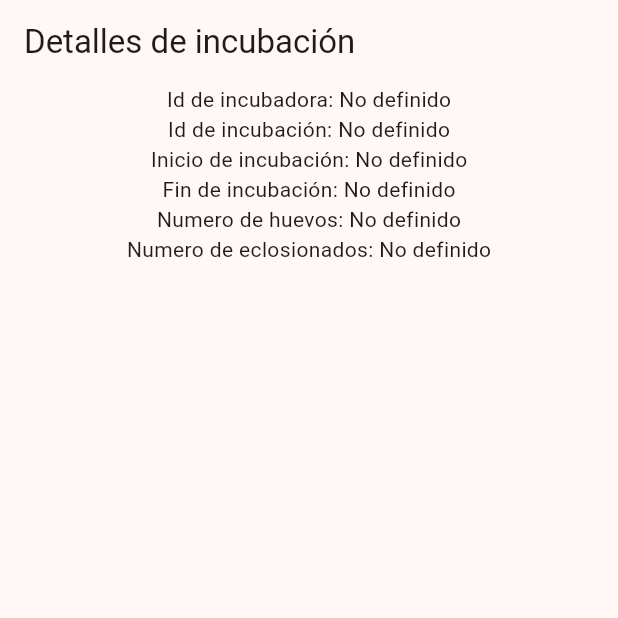
After one commit to DarioSuarezL/app_avicola, a Flutter app: the IncubacionScreen screen opened by its route, on a phone screen of 412 x 824 dp, the top half of it. The commit adds this screen. Run offline on Flutter 3.47's test engine with Material 2 defaults, Android fonts, the light colour scheme and no system bars; our stand-ins replace go_router; missing offline and left inert: dart:ffi; accounts and stored records are empty.

Commit message:
doceavo commit - funciones de incubadora

```diff
--- a/lib/config/router/app_router.dart
+++ b/lib/config/router/app_router.dart
@@ -54,13 +54,6 @@ final appRouter = GoRouter(
       builder: (context, state) => const AvesScreen() ,
     ),
 
-    // Lotes routes
-    GoRoute(
-      name: LotesScreen.routeName,
-      path: '/lotes',
-      builder: (context, state) => const LotesScreen() ,
-    ),
-
     // Alertas routes
     GoRoute(
       name: AlertasScreen.routeName,
@@ -75,6 +68,18 @@ final appRouter = GoRouter(
       builder: (context, state) => const VacunasScreen() ,
     ),
 
+    // Incubadoras routes
+    GoRoute(
+      name: IncubadorasScreen.routeName,
+      path: '/incubadoras',
+      builder: (context, state) => const IncubadorasScreen() ,
+    ),
+    GoRoute(
+      name: IncubacionScreen.routeName,
+      path: '/incubacion',
+      builder: (context, state) => const IncubacionScreen() ,
+    ),
+
   ]
 
 
--- a/lib/presentation/models/api_response.dart
+++ b/lib/presentation/models/api_response.dart
@@ -4,9 +4,12 @@
 
 // import 'dart:convert';
 
+import 'package:app_avicola/presentation/models/incubation.dart';
+import 'package:app_avicola/presentation/models/incubator.dart';
 import 'package:app_avicola/presentation/models/shed.dart';
 import 'package:app_avicola/presentation/models/user.dart';
 import 'package:app_avicola/presentation/models/user_data.dart';
+import 'package:app_avicola/presentation/models/vaccine.dart';
 
 // ApiResponse apiResponseFromJson(String str) => ApiResponse.fromJson(json.decode(str));
 
@@ -18,13 +21,19 @@ class ApiResponse {
     User? user;
     List<UserData>? users; //Lista de usuarios en general
     List<Shed>? sheds; //Lista de galpones
+    List<Vaccine>? vaccines;
+    List<Incubator>? incubators;
+    List<Incubation>? incubations;
 
     ApiResponse({
         required this.status,
         this.msg,
         this.user,
         this.users,
-        this.sheds
+        this.sheds,
+        this.vaccines,
+        this.incubators,
+        this.incubations,
     });
 
 
@@ -64,7 +73,32 @@ class ApiResponse {
     );
 
 
+    // Posibles responses para obtener vacunas (CRUD)
+    factory ApiResponse.vaccinesFromJson(Map<String, dynamic> json) => ApiResponse(
+      status: json["status"],
+      vaccines: List<Vaccine>.from(json["data"].map((x) => Vaccine.fromJson(x))),
+    );
+
+    // Posibles responses para obtener incubadoras
+    factory ApiResponse.incubatorsFromJson(Map<String, dynamic> json) => ApiResponse(
+      status: json["status"],
+      incubators: List<Incubator>.from(json["data"].map((x) => Incubator.fromJson(x))),
+    );
+
+    factory ApiResponse.incubationFromJson(Map<String, dynamic> json) => ApiResponse(
+      status: json["status"],
+      incubations: List<Incubation>.from(json["data"].map((x) => Incubation.fromJson(x))),
+    );
+
+
   // funciones para verificar la condición del response
+  bool hasIncubations() => incubations != null;
+    // retorna true si tiene "incubators"
+  bool hasIncubators() => incubators != null;
+
+    // retorna true si tiene "vaccines"
+  bool hasVaccines() => vaccines != null;
+
     // retorna true si no se trata de response de error
   bool isOK() => status == 0;
 
--- /dev/null
+++ b/lib/presentation/models/incubation.dart
@@ -0,0 +1,49 @@
+// To parse this JSON data, do
+//
+//     final incubation = incubationFromJson(jsonString);
+
+import 'dart:convert';
+
+Incubation incubationFromJson(String str) => Incubation.fromJson(json.decode(str));
+
+String incubationToJson(Incubation data) => json.encode(data.toJson());
+
+class Incubation {
+    int idIncub;
+    String? inicio;
+    String? finalizacion;
+    int? nroHuevos;
+    int? nroEclosionado;
+    bool? finalizado;
+    int idInc;
+
+    Incubation({
+        required this.idIncub,
+        this.inicio,
+        this.finalizacion,
+        this.nroHuevos,
+        this.nroEclosionado,
+        this.finalizado,
+        required this.idInc,
+    });
+
+    factory Incubation.fromJson(Map<String, dynamic> json) => Incubation(
+        idIncub: json["id_incub"],
+        inicio: json["inicio"],
+        finalizacion: json["finalizacion"],
+        nroHuevos: json["nro_huevos"],
+        nroEclosionado: json["nro_eclosionado"],
+        finalizado: json["finalizado"],
+        idInc: json["id_inc"],
+    );
+
+    Map<String, dynamic> toJson() => {
+        "id_incub": idIncub,
+        "inicio": inicio,
+        "finalizacion": finalizacion,
+        "nro_huevos": nroHuevos,
+        "nro_eclosionado": nroEclosionado,
+        "finalizado": finalizado,
+        "id_inc": idInc,
+    };
+}
--- /dev/null
+++ b/lib/presentation/models/incubator.dart
@@ -0,0 +1,41 @@
+// To parse this JSON data, do
+//
+//     final incubator = incubatorFromJson(jsonString);
+
+import 'dart:convert';
+
+Incubator incubatorFromJson(String str) => Incubator.fromJson(json.decode(str));
+
+String incubatorToJson(Incubator data) => json.encode(data.toJson());
+
+class Incubator {
+    int idInc;
+    bool disponible;
+    String? inicio;
+    int? nroHuevos;
+    int? idIncub;
+
+    Incubator({
+        required this.idInc,
+        required this.disponible,
+        this.inicio,
+        this.nroHuevos,
+        this.idIncub,
+    });
+
+    factory Incubator.fromJson(Map<String, dynamic> json) => Incubator(
+        idInc: json["id_inc"],
+        disponible: json["disponible"],
+        inicio: json["inicio"],
+        nroHuevos: json["nro_huevos"],
+        idIncub: json["id_incub"],
+    );
+
+    Map<String, dynamic> toJson() => {
+        "id_inc": idInc,
+        "disponible": disponible,
+        "inicio": inicio,
+        "nro_huevos": nroHuevos,
+        "id_incub": idIncub,
+    };
+}
--- /dev/null
+++ b/lib/presentation/models/vaccine.dart
@@ -0,0 +1,33 @@
+// To parse this JSON data, do
+//
+//     final vaccine = vaccineFromJson(jsonString);
+
+import 'dart:convert';
+
+Vaccine vaccineFromJson(String str) => Vaccine.fromJson(json.decode(str));
+
+String vaccineToJson(Vaccine data) => json.encode(data.toJson());
+
+class Vaccine {
+    int idVac;
+    String nombre;
+    String? descripcion;
+
+    Vaccine({
+        required this.idVac,
+        required this.nombre,
+        this.descripcion,
+    });
+
+    factory Vaccine.fromJson(Map<String, dynamic> json) => Vaccine(
+        idVac: json["id_vac"],
+        nombre: json["nombre"],
+        descripcion: json["descripcion"],
+    );
+
+    Map<String, dynamic> toJson() => {
+        "id_vac": idVac,
+        "nombre": nombre,
+        "descripcion": descripcion,
+    };
+}
--- /dev/null
+++ b/lib/presentation/screens/incubadoras/incubacion_screen.dart
@@ -0,0 +1,42 @@
+import 'package:app_avicola/presentation/providers/incubation_provider.dart';
+import 'package:flutter/material.dart';
+import 'package:provider/provider.dart';
+
+class IncubacionScreen extends StatelessWidget {
+
+  static const String routeName = 'incubacion_screen';
+  const IncubacionScreen({super.key});
+
+  @override
+  Widget build(BuildContext context) {
+    return Scaffold(
+      appBar: AppBar(
+        title: const Text('Detalles de incubación'),
+      ),
+      body: const _IncubacionView(),
+    );
+  }
+}
+
+class _IncubacionView extends StatelessWidget {
+  const _IncubacionView();
+
+  @override
+  Widget build(BuildContext context) {
+    final incubationProvider = Provider.of<IncubationProvider>(context);
+    // incubationProvider.getIncubation(2);
+    return Center(
+      child: Column(
+        children: [
+          Text('Id de incubadora: ${incubationProvider.incubation?.idInc ?? 'No definido'}'),
+          Text('Id de incubación: ${incubationProvider.incubation?.idIncub ?? 'No definido'}'),
+          Text('Inicio de incubación: ${incubationProvider.incubation?.inicio ?? 'No definido'}'),
+          Text('Fin de incubación: ${incubationProvider.incubation?.finalizacion ?? 'No definido'}'),
+          Text('Numero de huevos: ${incubationProvider.incubation?.nroHuevos ?? 'No definido'}'),
+          Text('Numero de eclosionados: ${incubationProvider.incubation?.nroEclosionado ?? 'No definido'}'),
+
+        ],
+      ),
+    );
+  }
+}
--- a/lib/presentation/screens/screens.dart
+++ b/lib/presentation/screens/screens.dart
@@ -1,3 +1,5 @@
+
+
 
 export 'package:app_avicola/presentation/screens/home_screen.dart';
 
@@ -12,6 +14,10 @@ export 'package:app_avicola/presentation/screens/usuarios/register_screen.dart';
 // Galpones screens
 export 'package:app_avicola/presentation/screens/galpones/galpones_screen.dart';
 
+// Incubadoras screens
+export 'package:app_avicola/presentation/screens/incubadoras/incubadoras_screen.dart';
+export 'package:app_avicola/presentation/screens/incubadoras/incubacion_screen.dart';
+
 // Aves screens
 export 'package:app_avicola/presentation/screens/aves/aves_screen.dart';
 
```
Also changed, not shown: lib/config/menu/menu_items.dart (+13 -12 lines), lib/main.dart (+6 -1 lines), lib/presentation/controllers/home_controller.dart (+10 -2 lines), lib/presentation/providers/incubation_provider.dart (added, +26 -0 lines), lib/presentation/providers/incubators_provider.dart (added, +26 -0 lines), lib/presentation/providers/vaccines_provider.dart (added, +24 -0 lines), lib/presentation/screens/galpones/galpones_screen.dart (+5 -5 lines), lib/presentation/screens/incubadoras/incubadoras_screen.dart (added, +81 -0 lines), lib/presentation/screens/usuarios/usuarios_screen.dart (+7 -5 lines), lib/presentation/screens/vacunas/vacunas_screen.dart (+31 -1 lines), lib/presentation/services/api_service.dart (+45 -1 lines).
